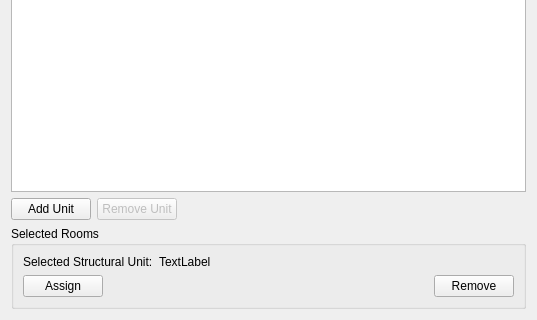
This is SIM-VICUS/src/SVPropBuildingStructuralUnitWidget.ui in ghorwin/SIM-VICUS as Qt 5 draws it before an edit; both pictures show x 0 to 537 and y 325 to 645 of the 537 by 645 pixel window. The edited form follows.
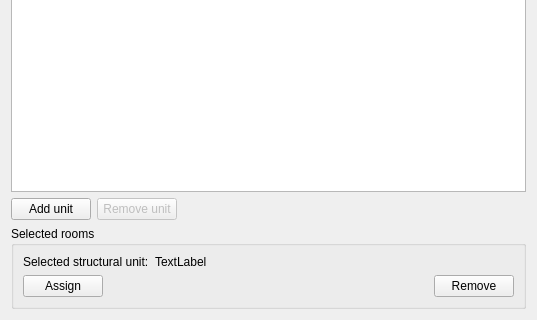
This is the edited form. Icons and pictures are not drawn.

Commit message: Changed ui to follow homogenous style & added comboBox in Acoustic Templates

Patch:
```diff
--- a/SIM-VICUS/src/SVPropBuildingStructuralUnitWidget.ui
+++ b/SIM-VICUS/src/SVPropBuildingStructuralUnitWidget.ui
@@ -22,7 +22,7 @@
      <item>
       <widget class="QPushButton" name="pushButtonAddStructuralUnit">
        <property name="text">
-        <string>Add Unit</string>
+        <string>Add unit</string>
        </property>
        <property name="icon">
         <iconset resource="../resources/SIM-VICUS.qrc">
@@ -36,7 +36,7 @@
         <bool>false</bool>
        </property>
        <property name="text">
-        <string>Remove Unit</string>
+        <string>Remove unit</string>
        </property>
        <property name="icon">
         <iconset resource="../resources/SIM-VICUS.qrc">
@@ -62,7 +62,7 @@
    <item>
     <widget class="QGroupBox" name="groupBoxSelectedRooms">
      <property name="title">
-      <string>Selected Rooms</string>
+      <string>Selected rooms</string>
      </property>
      <layout class="QVBoxLayout" name="verticalLayout_2">
       <item>
@@ -70,7 +70,7 @@
         <item>
          <widget class="QLabel" name="label_2">
           <property name="text">
-           <string>Selected Structural Unit:</string>
+           <string>Selected structural unit:</string>
           </property>
          </widget>
         </item>
```
The commit also changes 5 other files.
